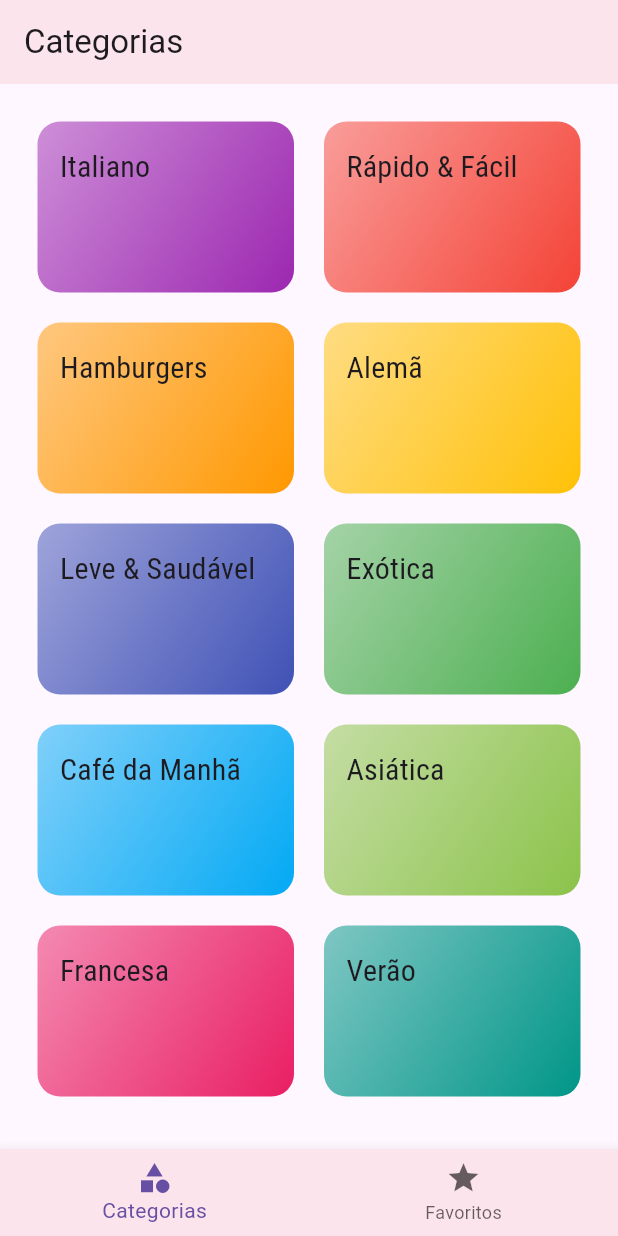
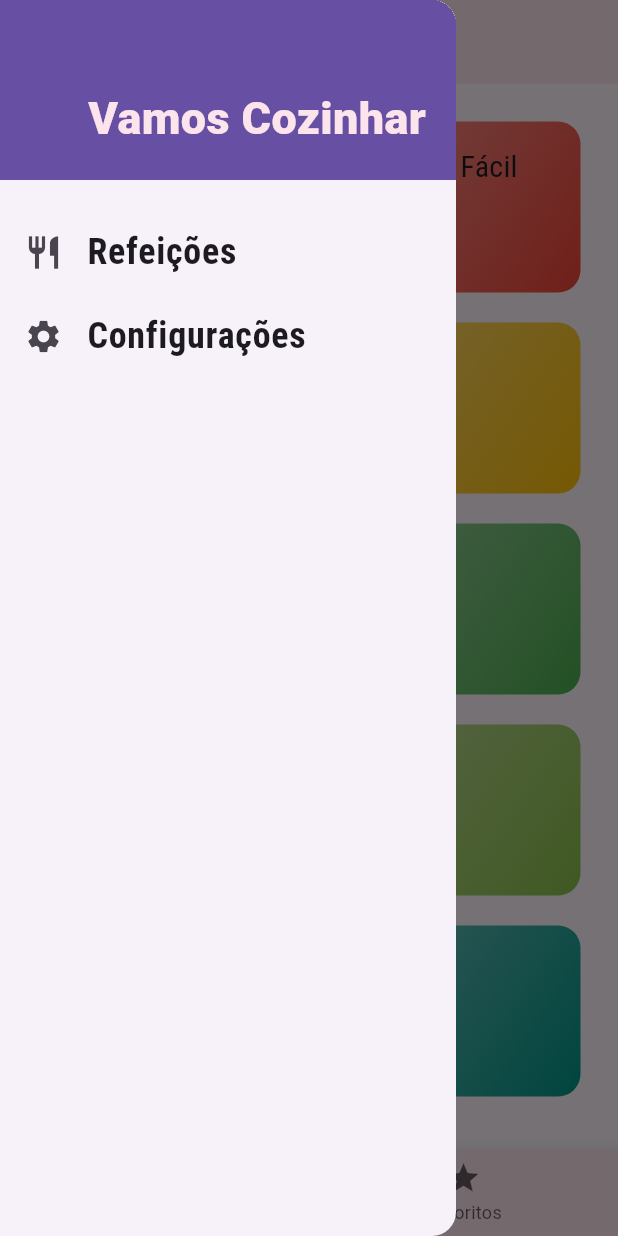
Before and after one commit to f3lipems/gourmet, a Flutter app: the screen it shows after launch, with the side drawer open (before the commit the screen has no drawer), on a phone screen of 412 x 824 dp. Run offline on Flutter 3.47's test engine with Material 3 defaults, Android fonts, the light colour scheme and no system bars.

Commit message:
add drawer

```diff
--- /dev/null
+++ b/lib/components/main_drawer.dart
@@ -0,0 +1,49 @@
+import 'package:flutter/material.dart';
+
+class MainDrawer extends StatelessWidget {
+  const MainDrawer({super.key});
+
+  Widget _createItem(IconData icon, String label) {
+    return ListTile(
+      leading: Icon(
+        icon,
+        size: 26,
+      ),
+      title: Text(
+        label,
+        style: const TextStyle(
+          fontFamily: 'RobotoCondensed',
+          fontSize: 24,
+          fontWeight: FontWeight.bold,
+        ),
+      ),
+      onTap: () {},
+    );
+  }
+
+  @override
+  Widget build(BuildContext context) {
+    return Drawer(
+      child: Column(
+        children: [
+          Container(
+            height: 120,
+            width: double.infinity,
+            padding: const EdgeInsets.all(20),
+            color: Theme.of(context).primaryColor,
+            alignment: Alignment.bottomRight,
+            child: Text(
+              'Vamos Cozinhar',
+              style: TextStyle(fontWeight: FontWeight.w900, fontSize: 30, color: Theme.of(context).secondaryHeaderColor),
+            ),
+          ),
+          const SizedBox(
+            height: 20,
+          ),
+          _createItem(Icons.restaurant, 'Refeições'),
+          _createItem(Icons.settings, 'Configurações'),
+        ],
+      ),
+    );
+  }
+}
--- a/lib/screens/tabs_screen.dart
+++ b/lib/screens/tabs_screen.dart
@@ -2,6 +2,7 @@
 
 import 'categories_screen.dart';
 import 'favorite_screen.dart';
+import '../components/main_drawer.dart';
 
 class TabsScreen extends StatefulWidget {
   const TabsScreen({super.key});
@@ -36,6 +37,7 @@
         title: Text(_screens[_selectedScreenIndex]['title'] as String),
         backgroundColor: Theme.of(context).secondaryHeaderColor,
       ),
+      drawer: MainDrawer(),
       body: _screens[_selectedScreenIndex]['screen'] as Widget,
       bottomNavigationBar: BottomNavigationBar(
         onTap: _selectScreen,
```
Also changed, not shown: lib/main.dart (+0 -11 lines).
